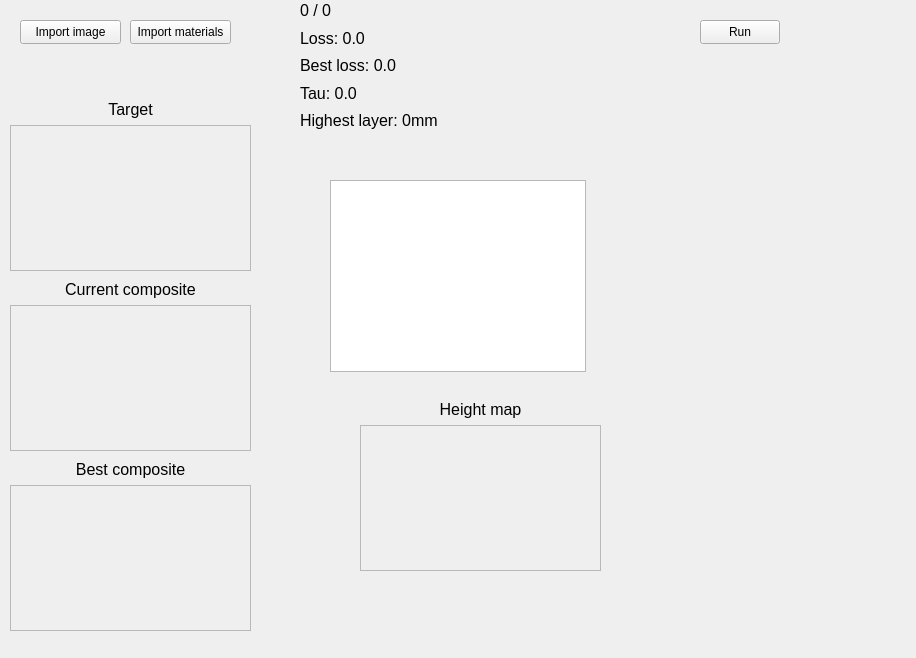
This is form.ui in Erinell/AutoForge as Qt 5 draws it before an edit. The edited form follows.
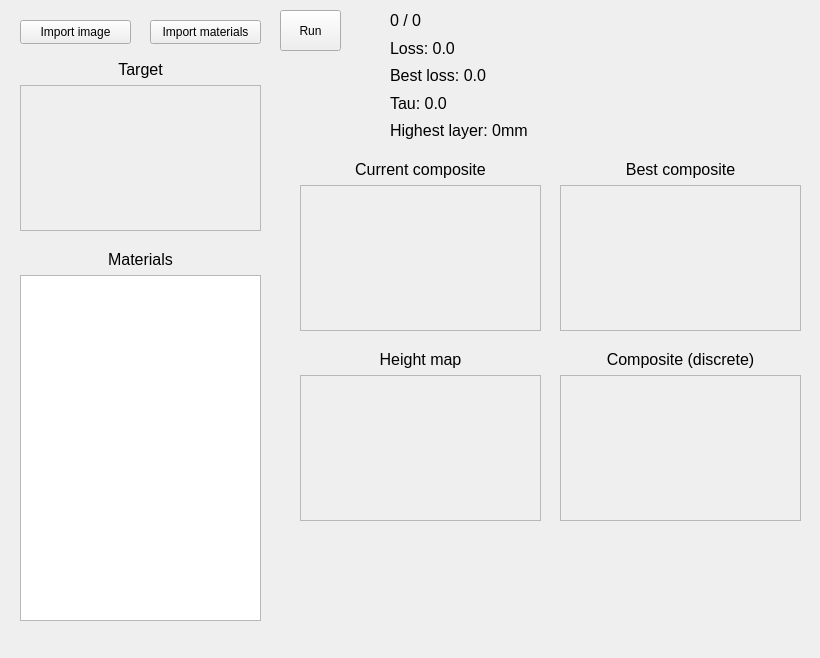
This is the edited form. Icons and pictures are not drawn.

What changed in the file:
```diff
--- a/form.ui
+++ b/form.ui
@@ -6,7 +6,7 @@
    <rect>
     <x>0</x>
     <y>0</y>
-    <width>916</width>
+    <width>820</width>
     <height>658</height>
    </rect>
   </property>
@@ -34,7 +34,7 @@
      <rect>
       <x>20</x>
       <y>20</y>
-      <width>101</width>
+      <width>111</width>
       <height>24</height>
      </rect>
     </property>
@@ -45,9 +45,9 @@
    <widget class="QPushButton" name="importMaterials">
     <property name="geometry">
      <rect>
-      <x>130</x>
+      <x>150</x>
       <y>20</y>
-      <width>101</width>
+      <width>111</width>
       <height>24</height>
      </rect>
     </property>
@@ -55,50 +55,37 @@
      <string>Import materials</string>
     </property>
    </widget>
-   <widget class="QListWidget" name="materialsList">
-    <property name="geometry">
-     <rect>
-      <x>330</x>
-      <y>180</y>
-      <width>256</width>
-      <height>192</height>
-     </rect>
-    </property>
-    <property name="frameShape">
-     <enum>QFrame::Shape::StyledPanel</enum>
-    </property>
-    <property name="editTriggers">
-     <set>QAbstractItemView::EditTrigger::DoubleClicked|QAbstractItemView::EditTrigger::EditKeyPressed</set>
-    </property>
-    <property name="showDropIndicator" stdset="0">
-     <bool>false</bool>
-    </property>
-    <property name="selectionMode">
-     <enum>QAbstractItemView::SelectionMode::NoSelection</enum>
-    </property>
-    <property name="textElideMode">
-     <enum>Qt::TextElideMode::ElideNone</enum>
-    </property>
-   </widget>
    <widget class="QPushButton" name="runButton">
     <property name="geometry">
      <rect>
-      <x>700</x>
-      <y>20</y>
-      <width>80</width>
-      <height>24</height>
+      <x>280</x>
+      <y>10</y>
+      <width>61</width>
+      <height>41</height>
      </rect>
     </property>
     <property name="text">
      <string>Run</string>
     </property>
+    <property name="icon">
+     <iconset theme="QIcon::ThemeIcon::MediaPlaybackStart"/>
+    </property>
+    <property name="iconSize">
+     <size>
+      <width>16</width>
+      <height>16</height>
+     </size>
+    </property>
+    <property name="flat">
+     <bool>false</bool>
+    </property>
    </widget>
    <widget class="QWidget" name="verticalLayoutWidget">
     <property name="geometry">
      <rect>
-      <x>300</x>
-      <y>0</y>
-      <width>251</width>
+      <x>390</x>
+      <y>10</y>
+      <width>411</width>
       <height>131</height>
      </rect>
     </property>
@@ -183,8 +170,8 @@
    <widget class="QWidget" name="verticalLayoutWidget_2">
     <property name="geometry">
      <rect>
-      <x>10</x>
-      <y>100</y>
+      <x>20</x>
+      <y>60</y>
       <width>241</width>
       <height>171</height>
      </rect>
@@ -253,8 +240,8 @@
    <widget class="QWidget" name="verticalLayoutWidget_3">
     <property name="geometry">
      <rect>
-      <x>10</x>
-      <y>280</y>
+      <x>300</x>
+      <y>160</y>
       <width>241</width>
       <height>171</height>
      </rect>
@@ -323,8 +310,8 @@
    <widget class="QWidget" name="verticalLayoutWidget_4">
     <property name="geometry">
      <rect>
-      <x>10</x>
-      <y>460</y>
+      <x>560</x>
+      <y>160</y>
       <width>241</width>
       <height>171</height>
      </rect>
@@ -393,8 +380,8 @@
    <widget class="QWidget" name="verticalLayoutWidget_5">
     <property name="geometry">
      <rect>
-      <x>360</x>
-      <y>400</y>
+      <x>300</x>
+      <y>350</y>
       <width>241</width>
       <height>171</height>
      </rect>
@@ -460,6 +447,131 @@
      </item>
     </layout>
    </widget>
+   <widget class="QWidget" name="verticalLayoutWidget_6">
+    <property name="geometry">
+     <rect>
+      <x>560</x>
+      <y>350</y>
+      <width>241</width>
+      <height>171</height>
+     </rect>
+    </property>
+    <layout class="QVBoxLayout" name="verticalLayout_7">
+     <property name="sizeConstraint">
+      <enum>QLayout::SizeConstraint::SetMaximumSize</enum>
+     </property>
+     <item>
+      <widget class="QLabel" name="label_6">
+       <property name="sizePolicy">
+        <sizepolicy hsizetype="Preferred" vsizetype="Maximum">
+         <horstretch>0</horstretch>
+         <verstretch>0</verstretch>
+        </sizepolicy>
+       </property>
+       <property name="font">
+        <font>
+         <pointsize>12</pointsize>
+        </font>
+       </property>
+       <property name="text">
+        <string>Composite (discrete)</string>
+       </property>
+       <property name="alignment">
+        <set>Qt::AlignmentFlag::AlignCenter</set>
+       </property>
+      </widget>
+     </item>
+     <item>
+      <widget class="QLabel" name="discComPic">
+       <property name="sizePolicy">
+        <sizepolicy hsizetype="Expanding" vsizetype="Expanding">
+         <horstretch>0</horstretch>
+         <verstretch>0</verstretch>
+        </sizepolicy>
+       </property>
+       <property name="minimumSize">
+        <size>
+         <width>0</width>
+         <height>0</height>
+        </size>
+       </property>
+       <property name="frameShape">
+        <enum>QFrame::Shape::StyledPanel</enum>
+       </property>
+       <property name="frameShadow">
+        <enum>QFrame::Shadow::Plain</enum>
+       </property>
+       <property name="lineWidth">
+        <number>0</number>
+       </property>
+       <property name="text">
+        <string/>
+       </property>
+       <property name="textFormat">
+        <enum>Qt::TextFormat::PlainText</enum>
+       </property>
+       <property name="scaledContents">
+        <bool>true</bool>
+       </property>
+      </widget>
+     </item>
+    </layout>
+   </widget>
+   <widget class="QWidget" name="verticalLayoutWidget_7">
+    <property name="geometry">
+     <rect>
+      <x>20</x>
+      <y>250</y>
+      <width>241</width>
+      <height>371</height>
+     </rect>
+    </property>
+    <layout class="QVBoxLayout" name="verticalLayout_5">
+     <property name="sizeConstraint">
+      <enum>QLayout::SizeConstraint::SetMaximumSize</enum>
+     </property>
+     <item>
+      <widget class="QLabel" name="label_8">
+       <property name="sizePolicy">
+        <sizepolicy hsizetype="Preferred" vsizetype="Maximum">
+         <horstretch>0</horstretch>
+         <verstretch>0</verstretch>
+        </sizepolicy>
+       </property>
+       <property name="font">
+        <font>
+         <pointsize>12</pointsize>
+        </font>
+       </property>
+       <property name="text">
+        <string>Materials</string>
+       </property>
+       <property name="alignment">
+        <set>Qt::AlignmentFlag::AlignCenter</set>
+       </property>
+      </widget>
+     </item>
+     <item>
+      <widget class="QListWidget" name="materialsList">
+       <property name="frameShape">
+        <enum>QFrame::Shape::StyledPanel</enum>
+       </property>
+       <property name="editTriggers">
+        <set>QAbstractItemView::EditTrigger::DoubleClicked|QAbstractItemView::EditTrigger::EditKeyPressed</set>
+       </property>
+       <property name="showDropIndicator" stdset="0">
+        <bool>false</bool>
+       </property>
+       <property name="selectionMode">
+        <enum>QAbstractItemView::SelectionMode::NoSelection</enum>
+       </property>
+       <property name="textElideMode">
+        <enum>Qt::TextElideMode::ElideNone</enum>
+       </property>
+      </widget>
+     </item>
+    </layout>
+   </widget>
   </widget>
   <widget class="QMenuBar" name="menubar">
    <property name="geometry">
```
Left out of the diff: 2 changed lines with no effect on the pictures.
